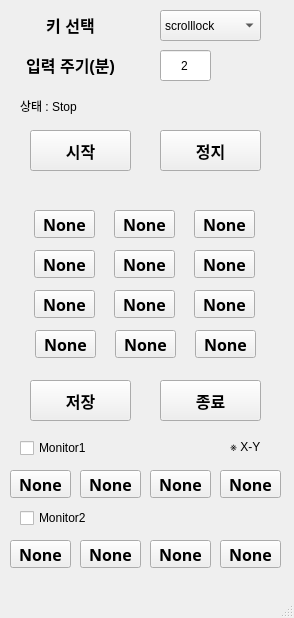
Old version of the form Python/AutoKey.ui in the repository kwon0516/Personal.
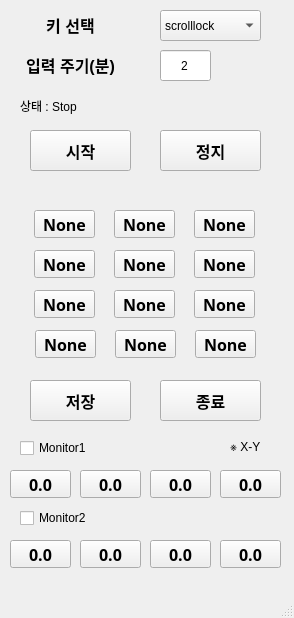
New version of the form.

Commit message: 1. keydown은 딜레이가 너무 길어서 press, hotkey 함수로 변경 2. ui파일 캘리브레이션 밸류 디폴트 none이면 스플릿 에러나서 0.0으로 변경

What changed in the file:
```diff
--- a/Python/AutoKey.ui
+++ b/Python/AutoKey.ui
@@ -448,7 +448,7 @@
      </font>
     </property>
     <property name="text">
-     <string>None</string>
+     <string>0.0</string>
     </property>
    </widget>
    <widget class="QPushButton" name="pushButton_Calibration_RightTop_1">
@@ -469,7 +469,7 @@
      </font>
     </property>
     <property name="text">
-     <string>None</string>
+     <string>0.0</string>
     </property>
    </widget>
    <widget class="QPushButton" name="pushButton_Calibration_LeftBottom_1">
@@ -490,7 +490,7 @@
      </font>
     </property>
     <property name="text">
-     <string>None</string>
+     <string>0.0</string>
     </property>
    </widget>
    <widget class="QPushButton" name="pushButton_Calibration_RightBottom_1">
@@ -511,7 +511,7 @@
      </font>
     </property>
     <property name="text">
-     <string>None</string>
+     <string>0.0</string>
     </property>
    </widget>
    <widget class="QCheckBox" name="checkBox_Monitor_1">
@@ -545,7 +545,7 @@
      </font>
     </property>
     <property name="text">
-     <string>None</string>
+     <string>0.0</string>
     </property>
    </widget>
    <widget class="QCheckBox" name="checkBox_Monitor_2">
@@ -579,7 +579,7 @@
      </font>
     </property>
     <property name="text">
-     <string>None</string>
+     <string>0.0</string>
     </property>
    </widget>
    <widget class="QPushButton" name="pushButton_Calibration_RightBottom_2">
@@ -600,7 +600,7 @@
      </font>
     </property>
     <property name="text">
-     <string>None</string>
+     <string>0.0</string>
     </property>
    </widget>
    <widget class="QPushButton" name="pushButton_Calibration_LeftBottom_2">
@@ -621,7 +621,7 @@
      </font>
     </property>
     <property name="text">
-     <string>None</string>
+     <string>0.0</string>
     </property>
    </widget>
    <widget class="QLabel" name="label_Calibration_Notice">
```
The commit also changes 2 other files.
